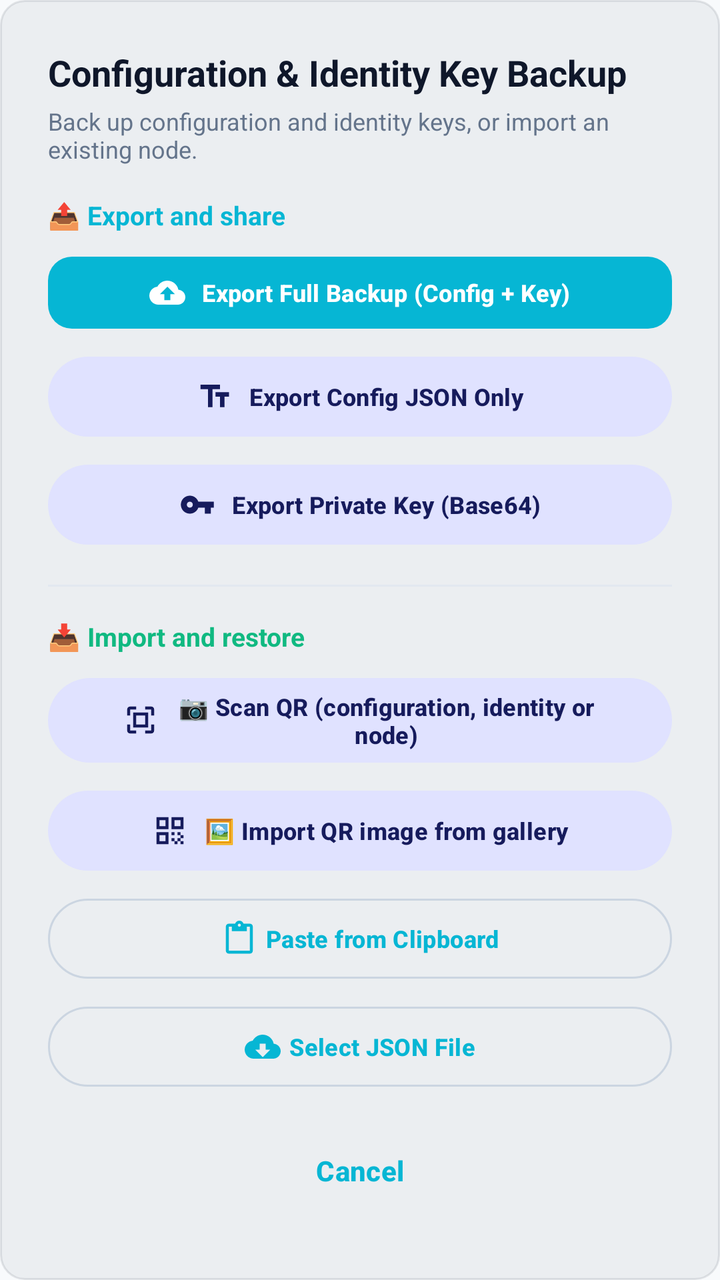
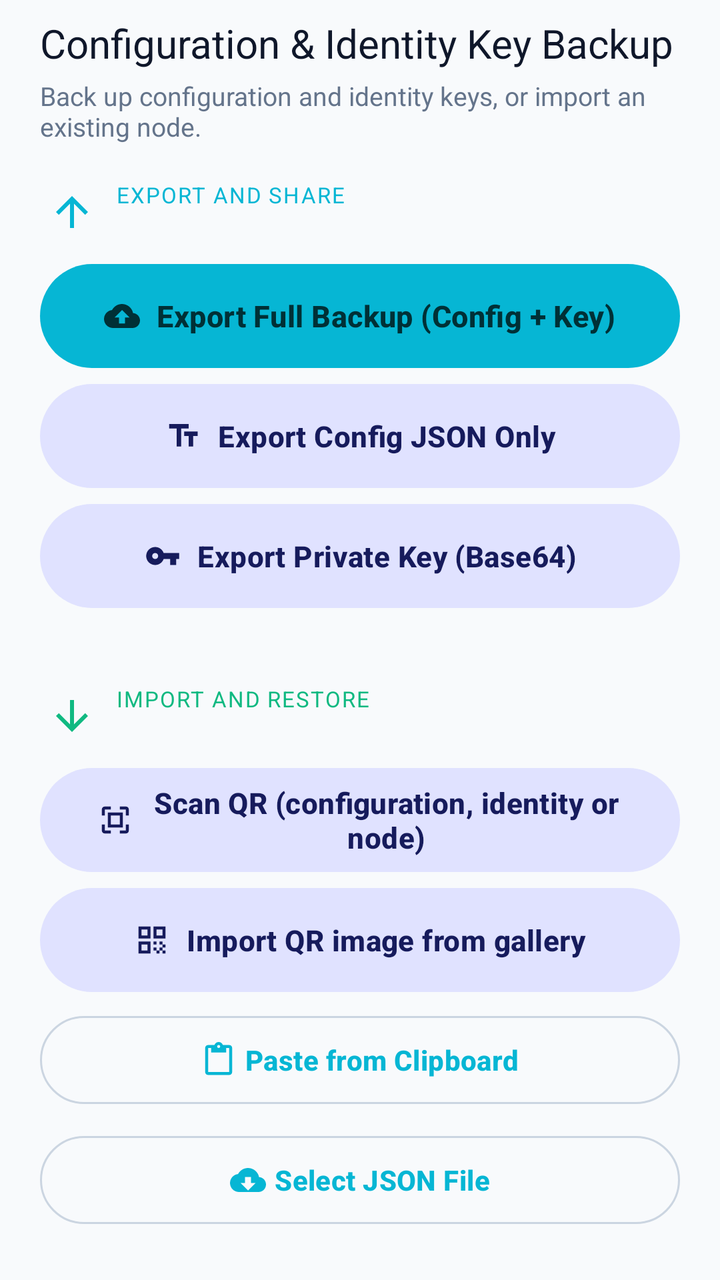

Two renders of the same Android screen: before a commit and after it. Below are the layout's source before the change and the commit's diff.
<!-- AndroidManifest.xml: application theme Theme.P2ptap -->
<!-- res/layout/dialog_backup.xml -->
<?xml version="1.0" encoding="utf-8"?>
<androidx.core.widget.NestedScrollView xmlns:android="http://schemas.android.com/apk/res/android"
    xmlns:app="http://schemas.android.com/apk/res-auto"
    xmlns:tools="http://schemas.android.com/tools"
    android:layout_width="match_parent"
    android:layout_height="wrap_content"
    android:background="@drawable/bg_code_block">

    <LinearLayout
        android:layout_width="match_parent"
        android:layout_height="wrap_content"
        android:orientation="vertical"
        android:padding="24dp">

        
        <TextView
            android:layout_width="wrap_content"
            android:layout_height="wrap_content"
            android:text="@string/dialog_backup_title"
            android:textColor="?attr/colorOnSurface"
            android:textSize="18sp"
            android:textStyle="bold" />

        <TextView
            android:layout_width="wrap_content"
            android:layout_height="wrap_content"
            android:layout_marginTop="4dp"
            android:layout_marginBottom="16dp"
            android:text="@string/backup_description"
            android:textColor="?attr/colorOnSurfaceVariant"
            android:textSize="12sp" />

        
        <TextView
            android:layout_width="wrap_content"
            android:layout_height="wrap_content"
            android:layout_marginBottom="8dp"
            android:text="@string/backup_export_group"
            android:textColor="?attr/colorPrimary"
            android:textSize="13sp"
            android:textStyle="bold" />

        <com.google.android.material.button.MaterialButton
            android:id="@+id/btnExportBundle"
            android:layout_width="match_parent"
            android:layout_height="wrap_content"
            android:layout_marginBottom="6dp"
            android:text="@string/action_export_bundle"
            android:textSize="12sp"
            app:icon="@drawable/ic_backup"
            app:iconGravity="textStart" />

        <com.google.android.material.button.MaterialButton
            android:id="@+id/btnExportConfig"
            style="@style/Widget.Material3.Button.TonalButton"
            android:layout_width="match_parent"
            android:layout_height="wrap_content"
            android:layout_marginBottom="6dp"
            android:text="@string/action_export_config_only"
            android:textSize="12sp"
            app:icon="@drawable/ic_text"
            app:iconGravity="textStart" />

        <com.google.android.material.button.MaterialButton
            android:id="@+id/btnExportKey"
            style="@style/Widget.Material3.Button.TonalButton"
            android:layout_width="match_parent"
            android:layout_height="wrap_content"
            android:layout_marginBottom="16dp"
            android:text="@string/action_export_key_only"
            android:textSize="12sp"
            app:icon="@drawable/ic_key"
            app:iconGravity="textStart" />

        <View
            android:layout_width="match_parent"
            android:layout_height="1dp"
            android:layout_marginBottom="16dp"
            android:background="?attr/colorOutlineVariant" />

        
        <TextView
            android:layout_width="wrap_content"
            android:layout_height="wrap_content"
            android:layout_marginBottom="8dp"
            android:text="@string/backup_import_group"
            android:textColor="@color/status_connected"
            android:textSize="13sp"
            android:textStyle="bold" />

        
        <com.google.android.material.button.MaterialButton
            android:id="@+id/btnScanQrImport"
            style="@style/Widget.Material3.Button.TonalButton"
            android:layout_width="match_parent"
            android:layout_height="wrap_content"
            android:layout_marginBottom="6dp"
            android:text="@string/backup_scan_qr"
            android:textSize="12sp"
            app:icon="@drawable/ic_qr_scan"
            app:iconGravity="textStart" />

        
        <com.google.android.material.button.MaterialButton
            android:id="@+id/btnGalleryQrImport"
            style="@style/Widget.Material3.Button.TonalButton"
            android:layout_width="match_parent"
            android:layout_height="wrap_content"
            android:layout_marginBottom="6dp"
            android:text="@string/backup_gallery_qr"
            android:textSize="12sp"
            app:icon="@drawable/ic_qr_code"
            app:iconGravity="textStart" />

        
        <com.google.android.material.button.MaterialButton
            android:id="@+id/btnPasteImport"
            style="@style/Widget.Material3.Button.OutlinedButton"
            android:layout_width="match_parent"
            android:layout_height="wrap_content"
            android:layout_marginBottom="6dp"
            android:text="@string/opt_paste_clipboard"
            android:textSize="12sp"
            app:icon="@drawable/ic_paste"
            app:iconGravity="textStart" />

        
        <com.google.android.material.button.MaterialButton
            android:id="@+id/btnFileImport"
            style="@style/Widget.Material3.Button.OutlinedButton"
            android:layout_width="match_parent"
            android:layout_height="wrap_content"
            android:layout_marginBottom="6dp"
            android:text="@string/opt_choose_file"
            android:textSize="12sp"
            app:icon="@drawable/ic_restore"
            app:iconGravity="textStart" />

        
        <com.google.android.material.button.MaterialButton
            android:id="@+id/btnCancelBackup"
            style="@style/Widget.Material3.Button.TextButton"
            android:layout_width="match_parent"
            android:layout_height="wrap_content"
            android:layout_marginTop="8dp"
            android:text="@string/btn_cancel" />

    </LinearLayout>
</androidx.core.widget.NestedScrollView>
<!-- resources referenced by this layout -->
<resources>
  <!-- drawable bg_code_block (drawable) -->
  ﻿<?xml version="1.0" encoding="utf-8"?>
  <shape xmlns:android="http://schemas.android.com/apk/res/android"
      android:shape="rectangle">
      <solid android:color="#0D0F172A" />
      <corners android:radius="12dp" />
      <stroke android:width="1dp" android:color="#1A0F172A" />
  </shape>
  <string name="backup_export_group">📤 Export and share</string>
  <string name="backup_gallery_qr">🖼️ Import QR image from gallery</string>
  <string name="backup_import_group">📥 Import and restore</string>
  <string name="backup_scan_qr">📷 Scan QR (configuration, identity or node)</string>
  <style name="Base.Theme.P2ptap" parent="Theme.Material3.DayNight.NoActionBar">
          
          <item name="colorPrimary">@color/md_primary</item>
          <item name="colorOnPrimary">@color/md_on_primary</item>
          <item name="colorPrimaryContainer">@color/md_primary_container</item>
          <item name="colorOnPrimaryContainer">@color/md_on_primary_container</item>
          <item name="colorPrimaryInverse">@color/md_primary_inverse</item>
          <item name="colorSecondary">@color/md_secondary</item>
          <item name="colorOnSecondary">@color/md_on_secondary</item>
          <item name="colorSecondaryContainer">@color/md_secondary_container</item>
          <item name="colorOnSecondaryContainer">@color/md_on_secondary_container</item>
          <item name="colorTertiary">@color/md_tertiary</item>
          <item name="colorOnTertiary">@color/md_on_tertiary</item>
          <item name="colorTertiaryContainer">@color/md_tertiary_container</item>
          <item name="colorOnTertiaryContainer">@color/md_on_tertiary_container</item>
          <item name="colorError">@color/md_error</item>
          <item name="colorOnError">@color/md_on_error</item>
          <item name="colorErrorContainer">@color/md_error_container</item>
          <item name="colorOnErrorContainer">@color/md_on_error_container</item>
          <item name="android:colorBackground">@color/md_background</item>
          <item name="colorOnBackground">@color/md_on_background</item>
          <item name="colorSurface">@color/md_surface</item>
          <item name="colorOnSurface">@color/md_on_surface</item>
          <item name="colorSurfaceContainerLowest">@color/md_surface_container_lowest</item>
          <item name="colorSurfaceContainerLow">@color/md_surface_container_low</item>
          <item name="colorSurfaceContainer">@color/md_surface_container</item>
          <item name="colorSurfaceContainerHigh">@color/md_surface_container_high</item>
          <item name="colorSurfaceContainerHighest">@color/md_surface_container_highest</item>
          <item name="colorSurfaceVariant">@color/md_surface_variant</item>
          <item name="colorOnSurfaceVariant">@color/md_on_surface_variant</item>
          <item name="colorSurfaceInverse">@color/md_surface_inverse</item>
          <item name="colorOnSurfaceInverse">@color/md_on_surface_inverse</item>
          <item name="colorOutline">@color/md_outline</item>
          <item name="colorOutlineVariant">@color/md_outline_variant</item>
          <item name="android:colorControlHighlight">@color/md_scrim</item>
  
          
          <item name="shapeAppearanceSmallComponent">@style/ShapeAppearance.P2ptap.Small</item>
          <item name="shapeAppearanceMediumComponent">@style/ShapeAppearance.P2ptap.Medium</item>
          <item name="shapeAppearanceLargeComponent">@style/ShapeAppearance.P2ptap.Large</item>
  
          
          <item name="textAppearanceDisplayLarge">@style/TextAppearance.P2ptap.DisplayLarge</item>
          <item name="textAppearanceDisplayMedium">@style/TextAppearance.P2ptap.DisplayMedium</item>
          <item name="textAppearanceDisplaySmall">@style/TextAppearance.P2ptap.DisplaySmall</item>
          <item name="textAppearanceHeadlineMedium">@style/TextAppearance.P2ptap.HeadlineMedium</item>
          <item name="textAppearanceHeadlineSmall">@style/TextAppearance.P2ptap.HeadlineSmall</item>
          <item name="textAppearanceTitleLarge">@style/TextAppearance.P2ptap.TitleLarge</item>
          <item name="textAppearanceTitleMedium">@style/TextAppearance.P2ptap.TitleMedium</item>
          <item name="textAppearanceTitleSmall">@style/TextAppearance.P2ptap.TitleSmall</item>
          <item name="textAppearanceBodyLarge">@style/TextAppearance.P2ptap.BodyLarge</item>
          <item name="textAppearanceBodyMedium">@style/TextAppearance.P2ptap.BodyMedium</item>
          <item name="textAppearanceBodySmall">@style/TextAppearance.P2ptap.BodySmall</item>
          <item name="textAppearanceLabelLarge">@style/TextAppearance.P2ptap.LabelLarge</item>
          <item name="textAppearanceLabelMedium">@style/TextAppearance.P2ptap.LabelMedium</item>
          <item name="textAppearanceLabelSmall">@style/TextAppearance.P2ptap.LabelSmall</item>
  
          
          <item name="materialButtonStyle">@style/Widget.P2ptap.Button</item>
          <item name="materialAlertDialogTheme">@style/ThemeOverlay.P2ptap.Dialog</item>
  
          
          <item name="android:statusBarColor">@color/window_bg</item>
          <item name="android:windowLightStatusBar">true</item>
          <item name="android:navigationBarColor">@color/window_bg</item>
          <item name="android:windowLightNavigationBar" tools:targetApi="o_mr1">true</item>
          <item name="android:windowBackground">@color/window_bg</item>
      </style>
  <color name="md_on_primary">#FFFFFF</color>
  <style name="Widget.P2ptap.Button" parent="Widget.Material3.Button">
          <item name="shapeAppearance">@style/ShapeAppearance.P2ptap.Small</item>
          <item name="android:textSize">14sp</item>
          <item name="textAllCaps">false</item>
          <item name="android:minHeight">44dp</item>
          <item name="android:letterSpacing">0.01</item>
      </style>
  <style name="ThemeOverlay.P2ptap.Dialog" parent="ThemeOverlay.Material3.MaterialAlertDialog">
          <item name="shapeAppearanceMediumComponent">@style/ShapeAppearance.P2ptap.Medium</item>
          <item name="dialogCornerRadius">16dp</item>
          <item name="materialAlertDialogTitleTextStyle">@style/TextAppearance.P2ptap.TitleMedium</item>
          <item name="materialAlertDialogBodyTextStyle">@style/TextAppearance.P2ptap.BodyMedium</item>
          <item name="buttonBarPositiveButtonStyle">@style/Widget.P2ptap.Button.TextButton</item>
          <item name="buttonBarNegativeButtonStyle">@style/Widget.P2ptap.Button.TextButton</item>
          <item name="buttonBarNeutralButtonStyle">@style/Widget.P2ptap.Button.TextButton</item>
      </style>
  <color name="window_bg">#F8FAFC</color>
  <style name="Widget.P2ptap.Button.TextButton" parent="Widget.Material3.Button.TextButton">
          <item name="shapeAppearance">@style/ShapeAppearance.P2ptap.Small</item>
          <item name="android:textSize">14sp</item>
          <item name="textAllCaps">false</item>
          <item name="android:minHeight">44dp</item>
          <item name="android:letterSpacing">0.01</item>
      </style>
  <!-- unchanged entries left out for length: 66 -->
</resources>

<!-- the commit's change to res/layout/dialog_backup.xml (unified diff, before → after) -->
@@ -4,13 +4,15 @@
     xmlns:tools="http://schemas.android.com/tools"
     android:layout_width="match_parent"
     android:layout_height="wrap_content"
-    android:background="@drawable/bg_code_block">
+    android:background="@android:color/transparent">
 
     <LinearLayout
         android:layout_width="match_parent"
         android:layout_height="wrap_content"
         android:orientation="vertical"
-        android:padding="24dp">
+        android:paddingHorizontal="20dp"
+        android:paddingTop="8dp"
+        android:paddingBottom="20dp">
 
         
         <TextView
@@ -18,131 +20,142 @@
             android:layout_height="wrap_content"
             android:text="@string/dialog_backup_title"
             android:textColor="?attr/colorOnSurface"
-            android:textSize="18sp"
-            android:textStyle="bold" />
+            android:textFontWeight="600"
+            android:textSize="20sp" />
 
         <TextView
             android:layout_width="wrap_content"
             android:layout_height="wrap_content"
             android:layout_marginTop="4dp"
-            android:layout_marginBottom="16dp"
+            android:layout_marginBottom="18dp"
             android:text="@string/backup_description"
             android:textColor="?attr/colorOnSurfaceVariant"
-            android:textSize="12sp" />
+            android:textSize="13sp" />
 
         
         <TextView
             android:layout_width="wrap_content"
             android:layout_height="wrap_content"
-            android:layout_marginBottom="8dp"
+            android:layout_marginBottom="10dp"
+            android:drawableStart="@drawable/ic_arrow_up_16"
+            android:drawablePadding="6dp"
+            android:drawableTint="@color/md_primary"
+            android:letterSpacing="0.06"
             android:text="@string/backup_export_group"
-            android:textColor="?attr/colorPrimary"
-            android:textSize="13sp"
-            android:textStyle="bold" />
+            android:textAllCaps="true"
+            android:textColor="@color/md_primary"
+            android:textFontWeight="600"
+            android:textSize="11sp" />
 
         <com.google.android.material.button.MaterialButton
             android:id="@+id/btnExportBundle"
+            style="@style/Widget.P2ptap.Button"
             android:layout_width="match_parent"
             android:layout_height="wrap_content"
-            android:layout_marginBottom="6dp"
+            android:layout_marginBottom="8dp"
             android:text="@string/action_export_bundle"
-            android:textSize="12sp"
             app:icon="@drawable/ic_backup"
-            app:iconGravity="textStart" />
+            app:iconGravity="textStart"
+            app:iconSize="18dp" />
 
         <com.google.android.material.button.MaterialButton
             android:id="@+id/btnExportConfig"
-            style="@style/Widget.Material3.Button.TonalButton"
+            style="@style/Widget.P2ptap.Button.FilledTonalButton"
             android:layout_width="match_parent"
             android:layout_height="wrap_content"
-            android:layout_marginBottom="6dp"
+            android:layout_marginBottom="8dp"
             android:text="@string/action_export_config_only"
-            android:textSize="12sp"
             app:icon="@drawable/ic_text"
-            app:iconGravity="textStart" />
+            app:iconGravity="textStart"
+            app:iconSize="18dp" />
 
         <com.google.android.material.button.MaterialButton
             android:id="@+id/btnExportKey"
-            style="@style/Widget.Material3.Button.TonalButton"
+            style="@style/Widget.P2ptap.Button.FilledTonalButton"
             android:layout_width="match_parent"
             android:layout_height="wrap_content"
-            android:layout_marginBottom="16dp"
+            android:layout_marginBottom="18dp"
             android:text="@string/action_export_key_only"
-            android:textSize="12sp"
             app:icon="@drawable/ic_key"
-            app:iconGravity="textStart" />
+            app:iconGravity="textStart"
+            app:iconSize="18dp" />
 
         <View
             android:layout_width="match_parent"
-            android:layout_height="1dp"
-            android:layout_marginBottom="16dp"
-            android:background="?attr/colorOutlineVariant" />
+            android:layout_height="2dp"
+            android:layout_marginBottom="18dp"
+            android:background="@color/m3_seam" />
 
         
         <TextView
             android:layout_width="wrap_content"
             android:layout_height="wrap_content"
-            android:layout_marginBottom="8dp"
+            android:layout_marginBottom="10dp"
+            android:drawableStart="@drawable/ic_arrow_down_16"
+            android:drawablePadding="6dp"
+            android:drawableTint="@color/status_connected"
+            android:letterSpacing="0.06"
             android:text="@string/backup_import_group"
+            android:textAllCaps="true"
             android:textColor="@color/status_connected"
-            android:textSize="13sp"
-            android:textStyle="bold" />
+            android:textFontWeight="600"
+            android:textSize="11sp" />
 
         
         <com.google.android.material.button.MaterialButton
             android:id="@+id/btnScanQrImport"
-            style="@style/Widget.Material3.Button.TonalButton"
+            style="@style/Widget.P2ptap.Button.FilledTonalButton"
             android:layout_width="match_parent"
             android:layout_height="wrap_content"
-            android:layout_marginBottom="6dp"
+            android:layout_marginBottom="8dp"
             android:text="@string/backup_scan_qr"
-            android:textSize="12sp"
             app:icon="@drawable/ic_qr_scan"
-            app:iconGravity="textStart" />
+            app:iconGravity="textStart"
+            app:iconSize="18dp" />
 
         
         <com.google.android.material.button.MaterialButton
             android:id="@+id/btnGalleryQrImport"
-            style="@style/Widget.Material3.Button.TonalButton"
+            style="@style/Widget.P2ptap.Button.FilledTonalButton"
             android:layout_width="match_parent"
             android:layout_height="wrap_content"
-            android:layout_marginBottom="6dp"
+            android:layout_marginBottom="8dp"
             android:text="@string/backup_gallery_qr"
-            android:textSize="12sp"
             app:icon="@drawable/ic_qr_code"
-            app:iconGravity="textStart" />
+            app:iconGravity="textStart"
+            app:iconSize="18dp" />
 
         
         <com.google.android.material.button.MaterialButton
             android:id="@+id/btnPasteImport"
-            style="@style/Widget.Material3.Button.OutlinedButton"
+            style="@style/Widget.P2ptap.Button.OutlinedButton"
             android:layout_width="match_parent"
             android:layout_height="wrap_content"
-            android:layout_marginBottom="6dp"
+            android:layout_marginBottom="8dp"
             android:text="@string/opt_paste_clipboard"
-            android:textSize="12sp"
             app:icon="@drawable/ic_paste"
-            app:iconGravity="textStart" />
+            app:iconGravity="textStart"
+            app:iconSize="18dp" />
 
         
         <com.google.android.material.button.MaterialButton
             android:id="@+id/btnFileImport"
-            style="@style/Widget.Material3.Button.OutlinedButton"
+            style="@style/Widget.P2ptap.Button.OutlinedButton"
             android:layout_width="match_parent"
             android:layout_height="wrap_content"
-            android:layout_marginBottom="6dp"
+            android:layout_marginBottom="8dp"
             android:text="@string/opt_choose_file"
-            android:textSize="12sp"
             app:icon="@drawable/ic_restore"
-            app:iconGravity="textStart" />
+            app:iconGravity="textStart"
+            app:iconSize="18dp" />
 
         
         <com.google.android.material.button.MaterialButton
             android:id="@+id/btnCancelBackup"
-            style="@style/Widget.Material3.Button.TextButton"
+            style="@style/Widget.P2ptap.Button.TextButton"
             android:layout_width="match_parent"
             android:layout_height="wrap_content"
-            android:layout_marginTop="8dp"
+            android:layout_marginTop="6dp"
             android:text="@string/btn_cancel" />
 
     </LinearLayout>
<!-- resource entries referenced after the edit -->
@@ -1,17 +1,18 @@
 <!-- resources referenced by this layout -->
 <resources>
-  <!-- drawable bg_code_block (drawable) -->
-  ﻿<?xml version="1.0" encoding="utf-8"?>
-  <shape xmlns:android="http://schemas.android.com/apk/res/android"
-      android:shape="rectangle">
-      <solid android:color="#0D0F172A" />
-      <corners android:radius="12dp" />
-      <stroke android:width="1dp" android:color="#1A0F172A" />
-  </shape>
-  <string name="backup_export_group">📤 Export and share</string>
-  <string name="backup_gallery_qr">🖼️ Import QR image from gallery</string>
-  <string name="backup_import_group">📥 Import and restore</string>
-  <string name="backup_scan_qr">📷 Scan QR (configuration, identity or node)</string>
+  <color name="m3_seam">#F8FAFC</color>
+  <!-- drawable ic_arrow_down_16 (drawable) -->
+  <inset xmlns:android="http://schemas.android.com/apk/res/android"
+      android:drawable="@drawable/ic_arrow_down"
+      android:inset="4dp" />
+  <!-- drawable ic_arrow_up_16 (drawable) -->
+  <inset xmlns:android="http://schemas.android.com/apk/res/android"
+      android:drawable="@drawable/ic_arrow_up"
+      android:inset="4dp" />
+  <string name="backup_export_group">Export and share</string>
+  <string name="backup_gallery_qr">Import QR image from gallery</string>
+  <string name="backup_import_group">Import and restore</string>
+  <string name="backup_scan_qr">Scan QR (configuration, identity or node)</string>
   <style name="Base.Theme.P2ptap" parent="Theme.Material3.DayNight.NoActionBar">
           
           <item name="colorPrimary">@color/md_primary</item>
@@ -74,37 +75,83 @@
           <item name="materialAlertDialogTheme">@style/ThemeOverlay.P2ptap.Dialog</item>
   
           
-          <item name="android:statusBarColor">@color/window_bg</item>
+          <item name="android:statusBarColor">@color/m3_page</item>
           <item name="android:windowLightStatusBar">true</item>
-          <item name="android:navigationBarColor">@color/window_bg</item>
+          <item name="android:navigationBarColor">@color/m3_dock</item>
           <item name="android:windowLightNavigationBar" tools:targetApi="o_mr1">true</item>
-          <item name="android:windowBackground">@color/window_bg</item>
+          <item name="android:windowBackground">@color/m3_page</item>
       </style>
-  <color name="md_on_primary">#FFFFFF</color>
+  <dimen name="m3_button_radius">26dp</dimen>
+  <color name="md_on_primary">#003036</color>
   <style name="Widget.P2ptap.Button" parent="Widget.Material3.Button">
-          <item name="shapeAppearance">@style/ShapeAppearance.P2ptap.Small</item>
+          <item name="shapeAppearance">@style/ShapeAppearance.P2ptap.Pill</item>
+          <item name="android:textSize">15sp</item>
+          <item name="textAllCaps">false</item>
+          <item name="android:minHeight">@dimen/m3_button_height</item>
+          <item name="android:insetTop">0dp</item>
+          <item name="android:insetBottom">0dp</item>
+          <item name="android:letterSpacing">0.01</item>
+      </style>
+  <style name="Widget.P2ptap.Button.FilledTonalButton" parent="Widget.Material3.Button.TonalButton">
+          <item name="shapeAppearance">@style/ShapeAppearance.P2ptap.Pill</item>
+          <item name="android:textSize">14.5sp</item>
+          <item name="textAllCaps">false</item>
+          <item name="android:minHeight">@dimen/m3_button_height</item>
+          <item name="android:insetTop">0dp</item>
+          <item name="android:insetBottom">0dp</item>
+      </style>
+  <style name="Widget.P2ptap.Button.OutlinedButton" parent="Widget.Material3.Button.OutlinedButton">
+          <item name="shapeAppearance">@style/ShapeAppearance.P2ptap.Pill</item>
           <item name="android:textSize">14sp</item>
           <item name="textAllCaps">false</item>
-          <item name="android:minHeight">44dp</item>
-          <item name="android:letterSpacing">0.01</item>
+          <item name="android:minHeight">@dimen/m3_button_height</item>
+          <item name="strokeColor">@color/m3_field_stroke</item>
       </style>
   <style name="ThemeOverlay.P2ptap.Dialog" parent="ThemeOverlay.Material3.MaterialAlertDialog">
-          <item name="shapeAppearanceMediumComponent">@style/ShapeAppearance.P2ptap.Medium</item>
-          <item name="dialogCornerRadius">16dp</item>
+          <item name="shapeAppearanceMediumComponent">@style/ShapeAppearance.P2ptap.Large</item>
+          <item name="dialogCornerRadius">@dimen/card_corner_radius</item>
           <item name="materialAlertDialogTitleTextStyle">@style/TextAppearance.P2ptap.TitleMedium</item>
           <item name="materialAlertDialogBodyTextStyle">@style/TextAppearance.P2ptap.BodyMedium</item>
           <item name="buttonBarPositiveButtonStyle">@style/Widget.P2ptap.Button.TextButton</item>
           <item name="buttonBarNegativeButtonStyle">@style/Widget.P2ptap.Button.TextButton</item>
           <item name="buttonBarNeutralButtonStyle">@style/Widget.P2ptap.Button.TextButton</item>
       </style>
-  <color name="window_bg">#F8FAFC</color>
+  <color name="m3_page">#F8FAFC</color>
+  <color name="m3_dock">#F1F5F9</color>
+  <dimen name="card_corner_radius">28dp</dimen>
   <style name="Widget.P2ptap.Button.TextButton" parent="Widget.Material3.Button.TextButton">
-          <item name="shapeAppearance">@style/ShapeAppearance.P2ptap.Small</item>
+          <item name="shapeAppearance">@style/ShapeAppearance.P2ptap.Pill</item>
           <item name="android:textSize">14sp</item>
           <item name="textAllCaps">false</item>
           <item name="android:minHeight">44dp</item>
           <item name="android:letterSpacing">0.01</item>
       </style>
+  <!-- drawable ic_arrow_down (drawable) -->
+  <vector xmlns:android="http://schemas.android.com/apk/res/android"
+      android:width="24dp"
+      android:height="24dp"
+      android:viewportWidth="24"
+      android:viewportHeight="24">
+      <path
+          android:fillColor="#FF000000"
+          android:pathData="M20,12l-1.41,-1.41L13,16.17V4h-2v12.17l-5.58,-5.59L4,12l8,8z" />
+  </vector>
+  <!-- drawable ic_arrow_up (drawable) -->
+  <vector xmlns:android="http://schemas.android.com/apk/res/android"
+      android:width="24dp"
+      android:height="24dp"
+      android:viewportWidth="24"
+      android:viewportHeight="24">
+      <path
+          android:fillColor="#FF000000"
+          android:pathData="M4,12l1.41,1.41L11,7.83V20h2V7.83l5.58,5.59L20,12l-8,-8z" />
+  </vector>
+  <style name="ShapeAppearance.P2ptap.Pill" parent="">
+          <item name="cornerFamily">rounded</item>
+          <item name="cornerSize">@dimen/m3_button_radius</item>
+      </style>
+  <dimen name="m3_button_height">52dp</dimen>
+  <color name="m3_field_stroke">#CBD5E1</color>
   <!-- unchanged entries left out for length: 66 -->
 </resources>
 
